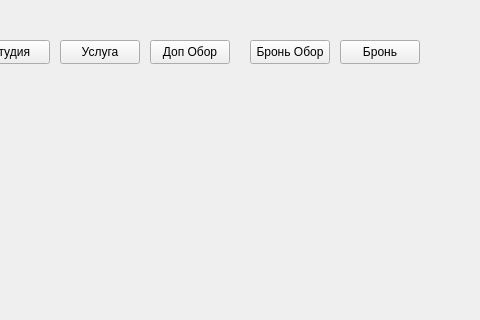
artik0811/ud_kursach, file mainwindow.ui: the form before one commit; both pictures show x 320 to 800 and y 0 to 320 of the 800 by 600 pixel window.
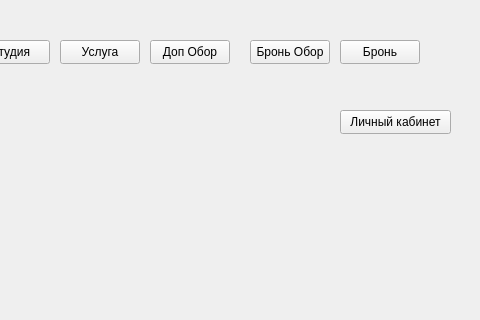
The form after the commit.

Commit message: Личный кабинет

```diff
--- a/mainwindow.ui
+++ b/mainwindow.ui
@@ -118,6 +118,19 @@
      <string>Бронь</string>
     </property>
    </widget>
+   <widget class="QPushButton" name="pushButton_9">
+    <property name="geometry">
+     <rect>
+      <x>660</x>
+      <y>110</y>
+      <width>111</width>
+      <height>24</height>
+     </rect>
+    </property>
+    <property name="text">
+     <string>Личный кабинет</string>
+    </property>
+   </widget>
   </widget>
   <widget class="QMenuBar" name="menubar">
    <property name="geometry">
```
The commit also changes 13 other files.
